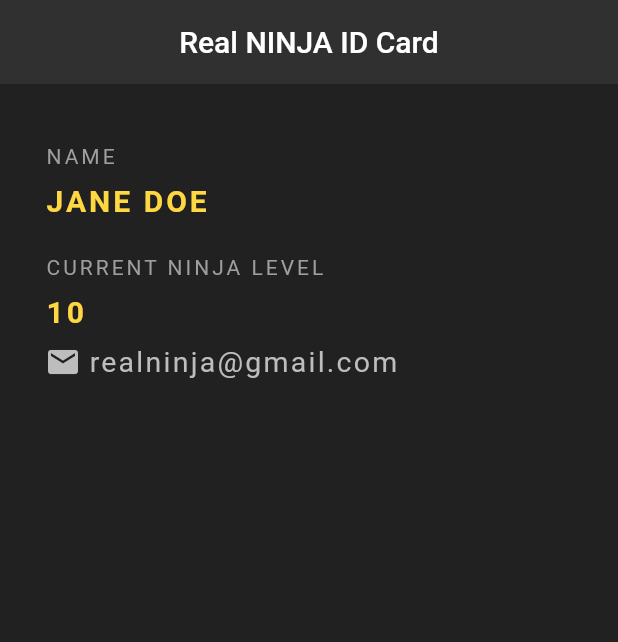
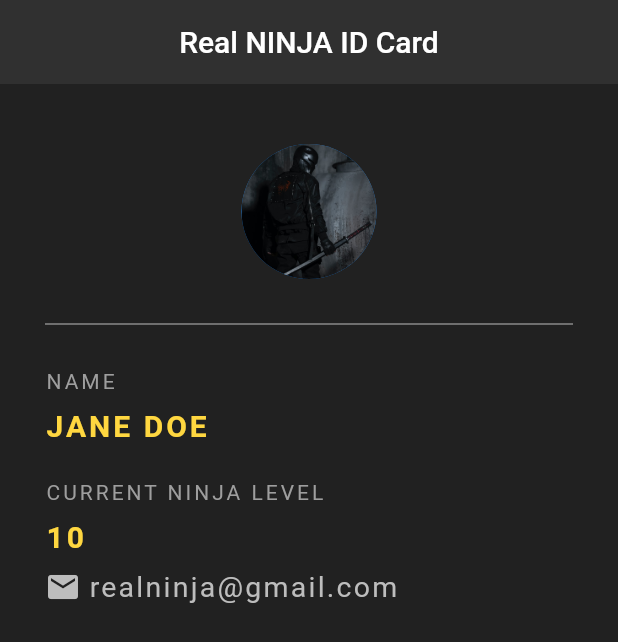
Before and after one commit to itsRealoj/ninja_id_flutter, a Flutter app: the screen it shows after launch, on a phone screen of 412 x 824 dp. Shown: the top 642 px of the screen. Run offline on Flutter 3.47's test engine with Material 2 defaults, Android fonts, the phone set to English and light mode, and no system bars.

```diff
--- a/lib/main.dart
+++ b/lib/main.dart
@@ -1,5 +1,3 @@
-import 'dart:html';
-
 import 'package:flutter/material.dart';
 
 void main() => runApp(MaterialApp(home: RealCard()));
@@ -20,6 +18,16 @@ class RealCard extends StatelessWidget {
           child: Column(
             crossAxisAlignment: CrossAxisAlignment.start,
             children: <Widget>[
+              Center(
+                child: CircleAvatar(
+                  backgroundImage: AssetImage('assets/ninja.jpg'),
+                  radius: 45.0,
+                ),
+              ),
+              Divider(
+                height: 60.0,
+                color: Colors.grey[400],
+              ),
               Text('NAME',
                   style: TextStyle(color: Colors.grey, letterSpacing: 2.0)),
               SizedBox(
--- a/pubspec.yaml
+++ b/pubspec.yaml
@@ -1,5 +1,4 @@
 name: real_ninja
-description: A new Flutter application.
 
 # The following line prevents the package from being accidentally published to
 # pub.dev using `pub publish`. This is preferred for private packages.
@@ -45,8 +44,8 @@ flutter:
   uses-material-design: true
 
   # To add assets to your application, add an assets section, like this:
-   assets:
-     - assets/ninja.jpg
+  assets:
+    - assets/ninja.jpg
 
   # An image asset can refer to one or more resolution-specific "variants", see
   # https://flutter.dev/assets-and-images/#resolution-aware.
```
